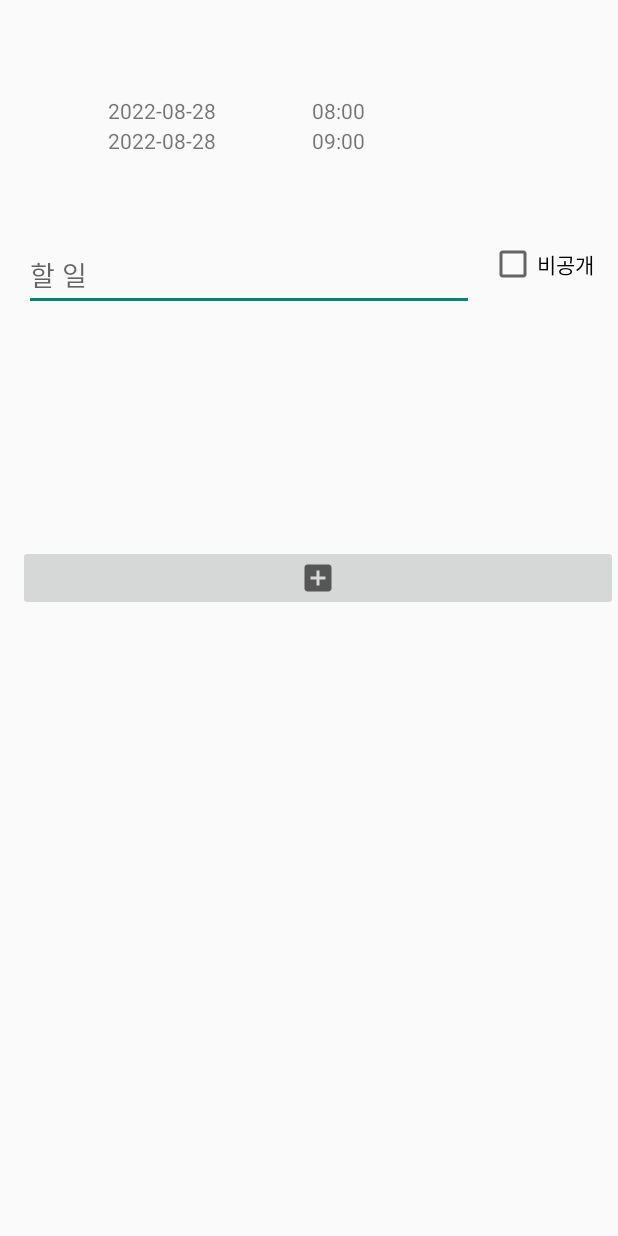
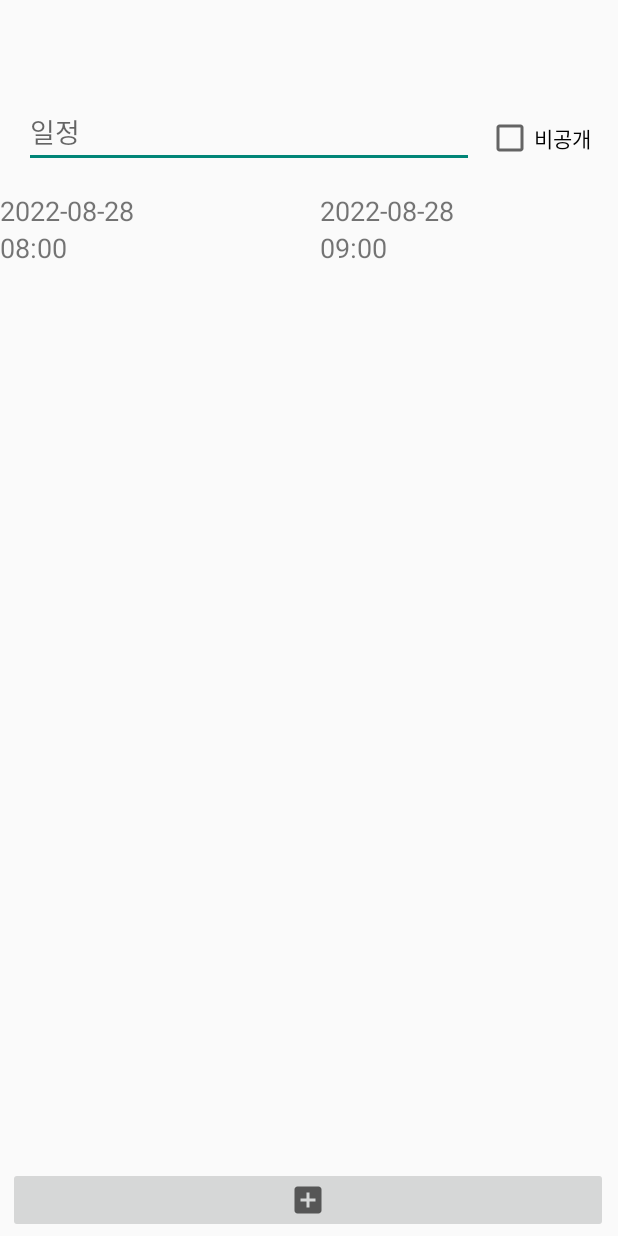
Before and after one commit to JIYUN1578/Share_calendar, an Android app: the AddActivity screen opened directly, with no data from a screen before it, on a phone screen of 412 x 824 dp. Run offline under Robolectric (Android 15) with nearby library versions, the phone set to English and light mode, and no system bars; our stand-ins replace Firebase (no records; nobody signed in at launch, a user with empty details on screens opened directly).

Commit message:
[20221020 전지윤] xml 꾸미기 2차

```diff
--- a/app/src/main/java/ort/techtown/share_calendar/MainActivity.java
+++ b/app/src/main/java/ort/techtown/share_calendar/MainActivity.java
@@ -256,7 +256,7 @@ public class MainActivity extends AppCompatActivity implements GoogleApiClient.O
     }
     // 날짜 타입 설정
     private String monthYearFromDate(LocalDate localDate){
-        DateTimeFormatter formatter = DateTimeFormatter.ofPattern("MM월 yyyy");
+        DateTimeFormatter formatter = DateTimeFormatter.ofPattern("yyyy년 MM월");
         return localDate.format(formatter);
     }
 
--- a/app/src/main/res/drawable/gb_circle.xml
+++ b/app/src/main/res/drawable/gb_circle.xml
@@ -3,7 +3,7 @@
     android:shape="oval"
     >
 
-    <solid android:color="@color/gray"/>
+    <solid android:color="#F7F4EF"/>
     <corners
         android:radius="10dp"/>
     <size
--- a/app/src/main/res/drawable/main_gradation.xml
+++ b/app/src/main/res/drawable/main_gradation.xml
@@ -1,6 +1,8 @@
 <?xml version="1.0" encoding="utf-8"?>
 <shape xmlns:android="http://schemas.android.com/apk/res/android"
     android:shape="rectangle">
+
+
 
     <gradient
         android:startColor="#FFE4AF"
--- a/app/src/main/res/layout/activity_add.xml
+++ b/app/src/main/res/layout/activity_add.xml
@@ -6,76 +6,97 @@
     android:layout_height="match_parent"
     tools:context=".AddActivity">
 
+    <LinearLayout
+        android:layout_width="match_parent"
+        android:layout_height="200dp"
+        android:layout_marginTop="128dp"
+        android:orientation="horizontal"
+        app:layout_constraintEnd_toEndOf="parent"
+        app:layout_constraintHorizontal_bias="1.0"
+        app:layout_constraintStart_toStartOf="parent"
+        app:layout_constraintTop_toTopOf="parent">
+        <LinearLayout
+            android:layout_weight="2"
+            android:layout_width="wrap_content"
+            android:layout_height="match_parent"
+            android:orientation="vertical">
             <TextView
                 android:id="@+id/tv_addStartDay"
                 android:layout_width="wrap_content"
                 android:layout_height="wrap_content"
-        android:layout_marginStart="72dp"
-        android:layout_marginTop="64dp"
                 android:text="시작날짜"
-        app:layout_constraintStart_toStartOf="parent"
-        app:layout_constraintTop_toTopOf="parent" />
+                android:textSize="18dp"/>
+
+
+
+            <TextView
+                android:id="@+id/tv_addStartTime"
+                android:layout_width="wrap_content"
+                android:layout_height="wrap_content"
+                android:text="시작시간"
+                android:textSize="18dp" />
+
+        </LinearLayout>
+        <ImageView
+            android:layout_width="wrap_content"
+            android:layout_height="match_parent"
+            android:layout_weight="0.3"/>
+        <LinearLayout
+        android:layout_weight="2"
+        android:layout_width="wrap_content"
+        android:layout_height="match_parent"
+        android:orientation="vertical">
 
             <TextView
                 android:id="@+id/tv_addEndtDay"
                 android:layout_width="wrap_content"
                 android:layout_height="wrap_content"
-        android:layout_marginStart="72dp"
-        android:layout_marginTop="84dp"
                 android:text="종료날짜"
-        app:layout_constraintStart_toStartOf="parent"
-        app:layout_constraintTop_toTopOf="parent" />
-
-    <TextView
-        android:id="@+id/tv_addStartTime"
-        android:layout_width="wrap_content"
-        android:layout_height="wrap_content"
-        android:layout_marginStart="208dp"
-        android:layout_marginTop="64dp"
-        android:text="시작시간"
-        app:layout_constraintStart_toStartOf="parent"
-        app:layout_constraintTop_toTopOf="parent" />
+                android:textSize="18dp" />
 
             <TextView
                 android:id="@+id/tv_addEndTime"
                 android:layout_width="wrap_content"
                 android:layout_height="wrap_content"
-        android:layout_marginStart="208dp"
-        android:layout_marginTop="84dp"
                 android:text="종료시간"
-        app:layout_constraintStart_toStartOf="parent"
-        app:layout_constraintTop_toTopOf="parent" />
+                android:textSize="18dp" />
+        </LinearLayout>
+    </LinearLayout>
+
+
 
     <EditText
         android:id="@+id/edt_addTodo"
         android:layout_width="300dp"
         android:layout_height="wrap_content"
-        android:layout_marginTop="76dp"
-        android:hint="할 일"
+        android:layout_marginTop="64dp"
+        android:hint="일정"
         app:layout_constraintEnd_toEndOf="parent"
         app:layout_constraintHorizontal_bias="0.144"
         app:layout_constraintStart_toStartOf="parent"
-        app:layout_constraintTop_toBottomOf="@+id/tv_addStartDay" />
+        app:layout_constraintTop_toTopOf="parent" />
 
     <CheckBox
         android:id="@+id/cb_isSecret"
         android:layout_width="wrap_content"
         android:layout_height="wrap_content"
-        android:layout_marginTop="160dp"
-        android:layout_marginEnd="16dp"
+        android:layout_marginStart="8dp"
+        android:layout_marginTop="76dp"
         android:text="비공개"
-        app:layout_constraintEnd_toEndOf="parent"
+        app:layout_constraintStart_toEndOf="@+id/edt_addTodo"
         app:layout_constraintTop_toTopOf="parent" />
 
     <ImageButton
         android:id="@+id/btn_addInfo"
         android:layout_width="400dp"
         android:layout_height="wrap_content"
-        android:layout_marginTop="156dp"
+        android:layout_marginTop="600dp"
         android:src="@drawable/ic_baseline_add_box_24"
+        app:layout_constraintBottom_toBottomOf="parent"
         app:layout_constraintEnd_toEndOf="parent"
-        app:layout_constraintHorizontal_bias="1.0"
+        app:layout_constraintHorizontal_bias="0.454"
         app:layout_constraintStart_toStartOf="parent"
-        app:layout_constraintTop_toBottomOf="@+id/edt_addTodo" />
+        app:layout_constraintTop_toTopOf="parent"
+        app:layout_constraintVertical_bias="0.988" />
 
 </androidx.constraintlayout.widget.ConstraintLayout>
--- a/app/src/main/res/layout/todolist_cell.xml
+++ b/app/src/main/res/layout/todolist_cell.xml
@@ -2,10 +2,11 @@
 <androidx.constraintlayout.widget.ConstraintLayout xmlns:android="http://schemas.android.com/apk/res/android"
     xmlns:app="http://schemas.android.com/apk/res-auto"
     android:id="@+id/parent_view"
-    android:backgroundTint="@color/black"
+    android:background="@drawable/underline"
     xmlns:tools="http://schemas.android.com/tools"
     android:layout_width="match_parent"
-    android:layout_height="75dp">
+    android:layout_margin="5dp"
+    android:layout_height="70dp">
 
     <TextView
         android:id="@+id/tv_startTime"
--- a/app/src/main/res/values/colors.xml
+++ b/app/src/main/res/values/colors.xml
@@ -8,5 +8,6 @@
     <color name="black">#FF000000</color>
     <color name="white">#FFFFFFFF</color>
     <color name="gray">#E0E0E0</color>
+    <color name="paper">#F7F4EF</color>
     <color name="pink">#FFAFB0</color>
 </resources>
```
Also changed, not shown: app/src/main/res/drawable/arrow_left.xml (added, +15 -0 lines), app/src/main/res/drawable/arrow_right.xml (added, +15 -0 lines), app/src/main/res/drawable/arrow_square_left.xml (added, +12 -0 lines), app/src/main/res/drawable/arrow_square_right.xml (added, +12 -0 lines), app/src/main/res/drawable/bg_todolist.xml (added, +16 -0 lines), app/src/main/res/layout/activity_main.xml (+26 -4 lines). Lines whose indentation alone changed are shown as unchanged.
